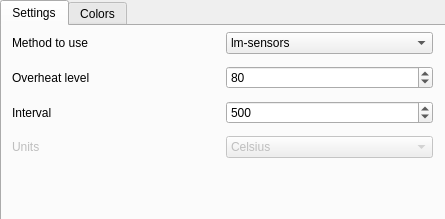
First picture: the form in contents/ui/configwindow.ui, repository alex-oleshkevich/simple-cpu-sensor, before the edit.
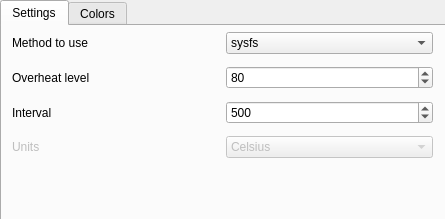
Second picture: the form after the edit. Custom widgets are drawn as their Qt base class.

What changed in the file:
```diff
--- a/contents/ui/configwindow.ui
+++ b/contents/ui/configwindow.ui
@@ -137,7 +137,7 @@
        <widget class="QComboBox" name="cb_method">
         <item>
          <property name="text">
-          <string>lm-sensors</string>
+          <string>sysfs</string>
          </property>
         </item>
         <item>
```
Left out of the diff: 7 changed lines with no effect on the pictures.
